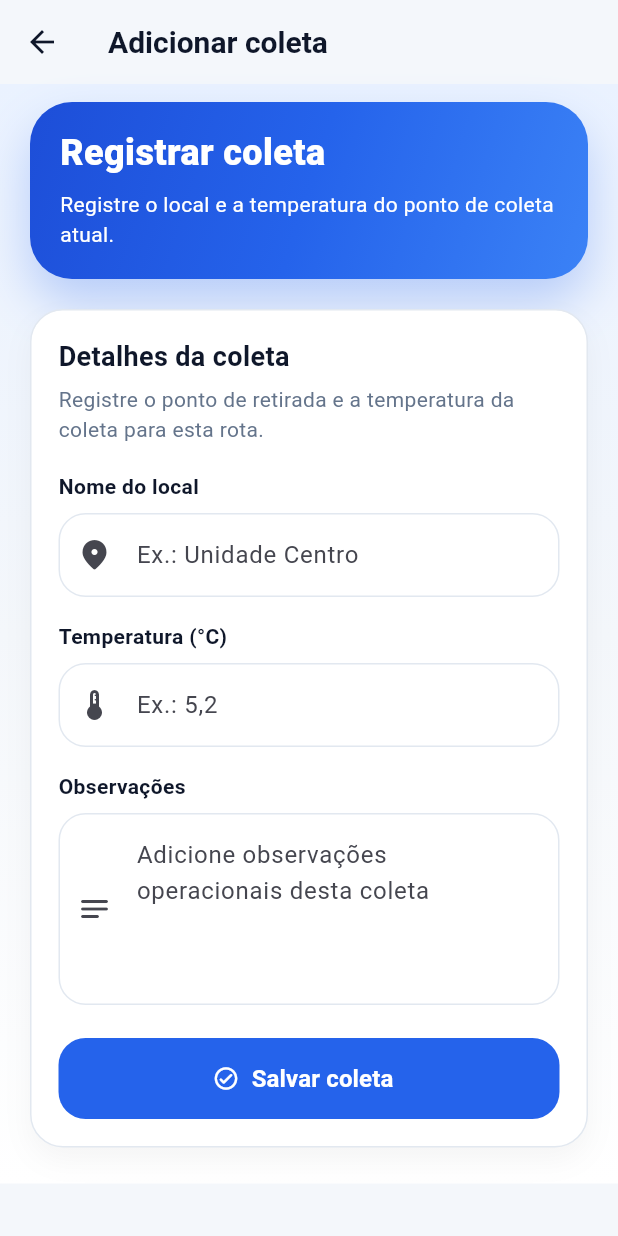
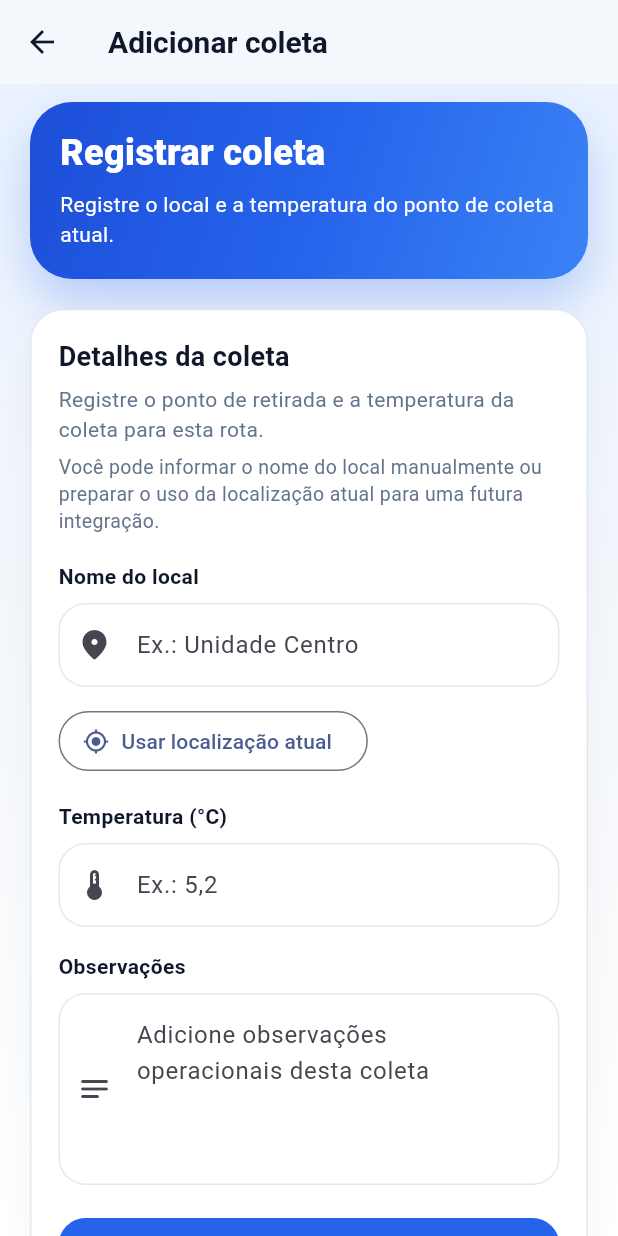
Before and after one commit to jkasprowicz/trace-lab, a Flutter app: the AddCollectionScreen screen opened directly with empty values, on a phone screen of 412 x 824 dp. Run offline on Flutter 3.47's test engine with Material 3 defaults, Android fonts, the phone set to English and light mode, and no system bars; accounts and stored records are empty.

Commit message:
Prepare collection screen for current location

```diff
--- a/mobile/lib/core/l10n/app_strings.dart
+++ b/mobile/lib/core/l10n/app_strings.dart
@@ -90,6 +90,11 @@ class AppStrings {
       'Registre o ponto de retirada e a temperatura da coleta para esta rota.';
   static const locationNameLabel = 'Nome do local';
   static const locationNameHint = 'Ex.: Unidade Centro';
+  static const useCurrentLocation = 'Usar localização atual';
+  static const locationCaptureNotImplemented =
+      'Captura de localização ainda não implementada.';
+  static const collectionLocationPreparationDescription =
+      'Você pode informar o nome do local manualmente ou preparar o uso da localização atual para uma futura integração.';
   static const collectionTemperatureFieldLabel = 'Temperatura (°C)';
   static const collectionTemperatureHint = 'Ex.: 5,2';
   static const collectionNotesHint =
--- a/mobile/lib/features/collection/presentation/screens/add_collection_screen.dart
+++ b/mobile/lib/features/collection/presentation/screens/add_collection_screen.dart
@@ -53,6 +53,16 @@ class _AddCollectionScreenState extends State<AddCollectionScreen> {
     }
 
     return null;
+  }
+
+  Future<void> _useCurrentLocation() async {
+    if (!mounted) return;
+
+    ScaffoldMessenger.of(context).showSnackBar(
+      const SnackBar(
+        content: Text(AppStrings.locationCaptureNotImplemented),
+      ),
+    );
   }
 
   Future<void> _submit(int routeId) async {
@@ -148,6 +158,15 @@ class _AddCollectionScreenState extends State<AddCollectionScreen> {
                             height: 1.4,
                           ),
                         ),
+                        const SizedBox(height: 6),
+                        const Text(
+                          AppStrings.collectionLocationPreparationDescription,
+                          style: TextStyle(
+                            fontSize: 13,
+                            color: AppColors.textSecondary,
+                            height: 1.4,
+                          ),
+                        ),
                         const SizedBox(height: 18),
                         CollectionTextField(
                           label: AppStrings.locationNameLabel,
@@ -159,6 +178,15 @@ class _AddCollectionScreenState extends State<AddCollectionScreen> {
                                 value,
                                 AppStrings.locationNameLabel,
                               ),
+                        ),
+                        const SizedBox(height: 12),
+                        Align(
+                          alignment: Alignment.centerLeft,
+                          child: OutlinedButton.icon(
+                            onPressed: _isSubmitting ? null : _useCurrentLocation,
+                            icon: const Icon(Icons.my_location_rounded),
+                            label: const Text(AppStrings.useCurrentLocation),
+                          ),
                         ),
                         const SizedBox(height: 16),
                         CollectionTextField(
```
